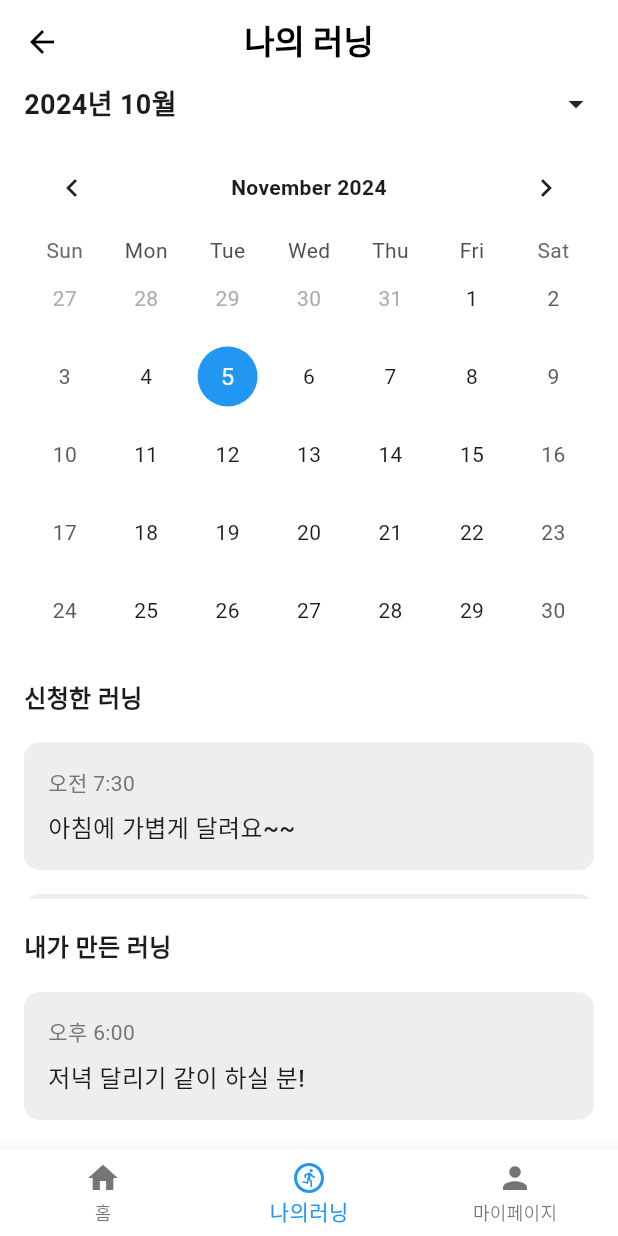
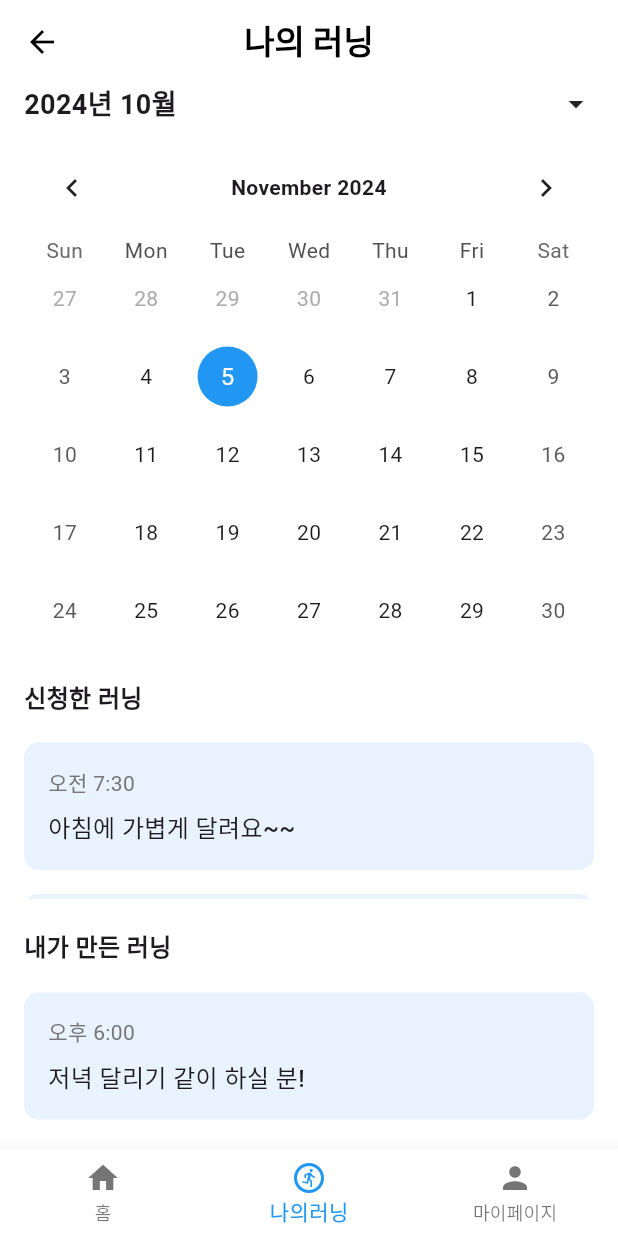
Before and after one commit to 9oormthonDKU/Frontend, a Flutter app: the AppliedRunningPage screen opened directly, on a phone screen of 412 x 824 dp. Run offline on Flutter 3.47's test engine with Material 3 defaults, Android fonts, the phone set to English and light mode, and no system bars; drawn by our look-alikes of table_calendar; our stand-ins replace image_picker; accounts and stored records are empty.

Commit message:
chore: block색상 변경
chore: block색상 변경

```diff
--- a/goormthonfe/lib/views/applied_running_view.dart
+++ b/goormthonfe/lib/views/applied_running_view.dart
@@ -157,7 +157,7 @@ class AppliedRunningPage extends StatelessWidget {
                       padding: const EdgeInsets.all(16),
                       decoration: BoxDecoration(
                         borderRadius: BorderRadius.circular(10),
-                        color: Colors.grey[200], // 배경색 설정
+                        color: Color(0xFFE9F3FF), // Updated color
                       ),
                       child: Column(
                         crossAxisAlignment: CrossAxisAlignment.start,
```
